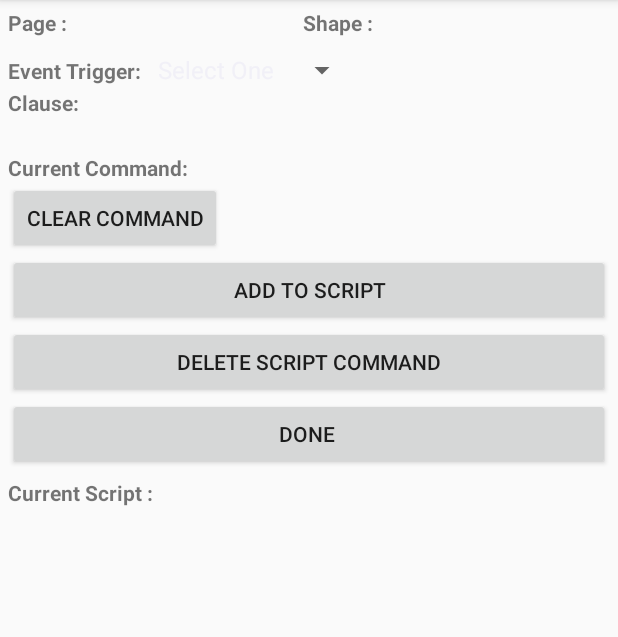
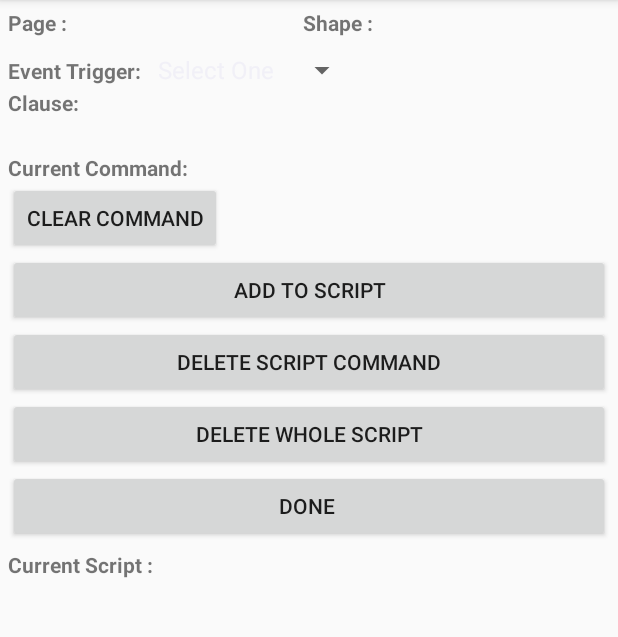
Before and after one commit to maivy/Bunny-World, an Android app: the EditScript screen opened directly, with no data from a screen before it, on a phone screen of 412 x 824 dp, the part 84-721 px from its top. Run offline under Robolectric (Android 15) with nearby library versions, the phone set to English and light mode, and no system bars; 3 statements that could not run were skipped.

Commit message:
adds delete whole script button

```diff
--- a/app/src/main/res/layout/activity_edit_script.xml
+++ b/app/src/main/res/layout/activity_edit_script.xml
@@ -170,6 +170,11 @@
         android:text="Delete Command"
         android:onClick="deleteCommand"/>
     <Button
+        android:layout_width="match_parent"
+        android:layout_height="wrap_content"
+        android:text="Delete Whole Script"
+        android:onClick="deleteWholeScript"/>
+    <Button
         android:onClick="doneWithScript"
         android:text="DONE "
         android:layout_width="match_parent"
```
Also changed, not shown: app/src/main/java/edu/stanford/cs108/bunnyworld/EditScript.java (+9 -0 lines).
